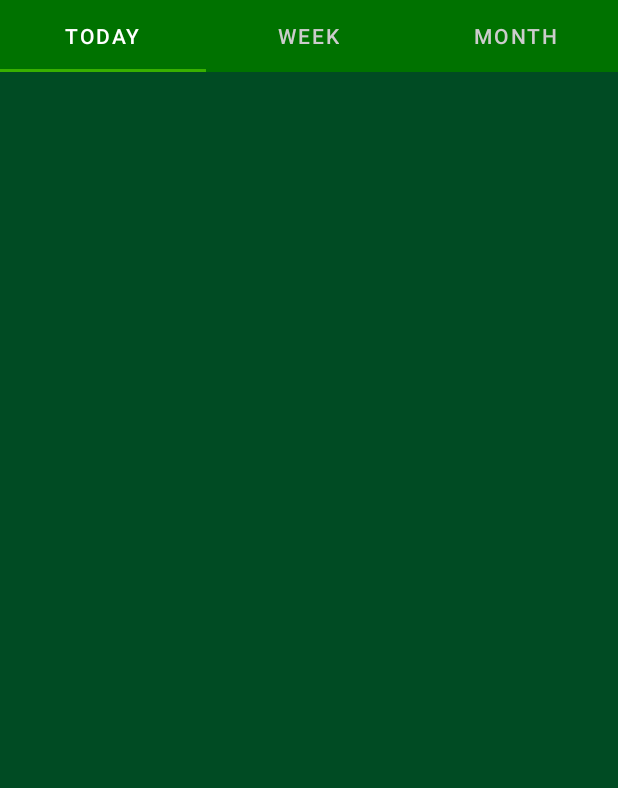
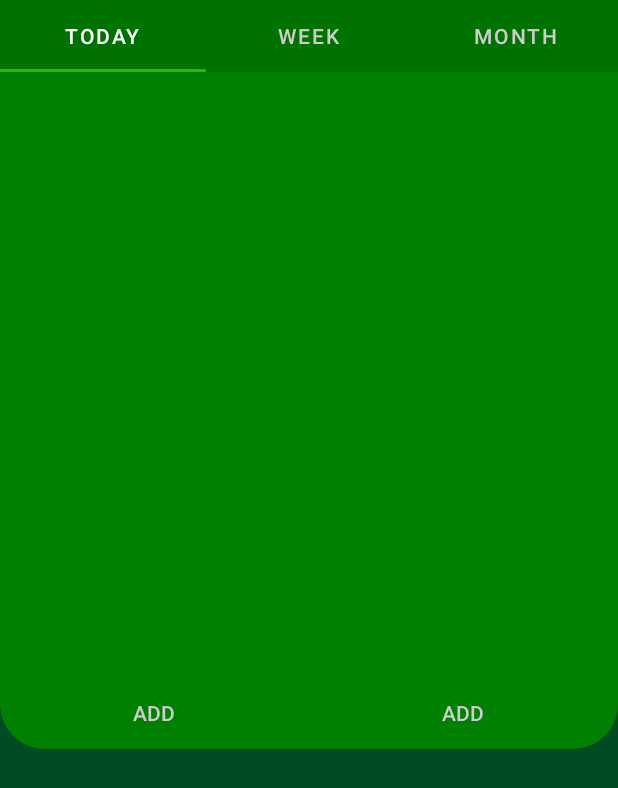
Before and after one commit to Kaajolee/FinanceApp, an Android app: the layout activity_graphs.xml on its own in the app's theme, with its tools: preview values and no code run, on a phone screen of 412 x 824 dp. Shown: the top 788 px of the screen. Run offline under Robolectric (Android 15) with nearby library versions, the light colour scheme and no system bars.

Commit message:
paspalvinau bsk

```diff
--- /dev/null
+++ b/app/src/main/res/drawable/rounded_bottom_corners.xml
@@ -0,0 +1,5 @@
+<?xml version="1.0" encoding="utf-8"?>
+<shape xmlns:android="http://schemas.android.com/apk/res/android">
+    <solid android:color="@color/green_004" />
+    <corners android:bottomLeftRadius="30dp" android:bottomRightRadius="30dp" />
+</shape>
--- a/app/src/main/res/layout/activity_graphs.xml
+++ b/app/src/main/res/layout/activity_graphs.xml
@@ -39,6 +39,12 @@
 
         </com.google.android.material.tabs.TabLayout>
 
+        <LinearLayout
+            android:layout_width="match_parent"
+            android:layout_height="451dp"
+            android:background="@drawable/rounded_bottom_corners"
+            android:orientation="vertical">
+
             <androidx.viewpager2.widget.ViewPager2
                 android:id="@+id/viewPager"
                 android:layout_width="match_parent"
@@ -46,7 +52,35 @@
                 android:padding="25dp"
                 android:paddingTop="50dp"
                 app:layout_constraintBottom_toBottomOf="parent"
-            app:layout_constraintTop_toBottomOf="@id/tabLayout" />
+                app:layout_constraintTop_toBottomOf="@id/tabLayout">
+
+            </androidx.viewpager2.widget.ViewPager2>
+
+            <LinearLayout
+                android:layout_width="match_parent"
+                android:layout_height="wrap_content"
+                android:orientation="horizontal">
+
+                <Button
+                    android:id="@+id/incomeButton2"
+                    style="@android:style/Widget.Material.Button.Borderless"
+                    android:layout_width="291dp"
+                    android:layout_height="wrap_content"
+                    android:layout_weight="1"
+                    android:text="Add"
+                    android:textColor="@color/white_text" />
+
+                <Button
+                    android:id="@+id/incomeButton3"
+                    style="@android:style/Widget.Material.Button.Borderless"
+                    android:layout_width="291dp"
+                    android:layout_height="wrap_content"
+                    android:layout_weight="1"
+                    android:text="Add"
+                    android:textColor="@color/white_text" />
+
+            </LinearLayout>
+        </LinearLayout>
 
     </LinearLayout>
 </androidx.constraintlayout.widget.ConstraintLayout>
```
Lines whose indentation alone changed are shown as unchanged.
